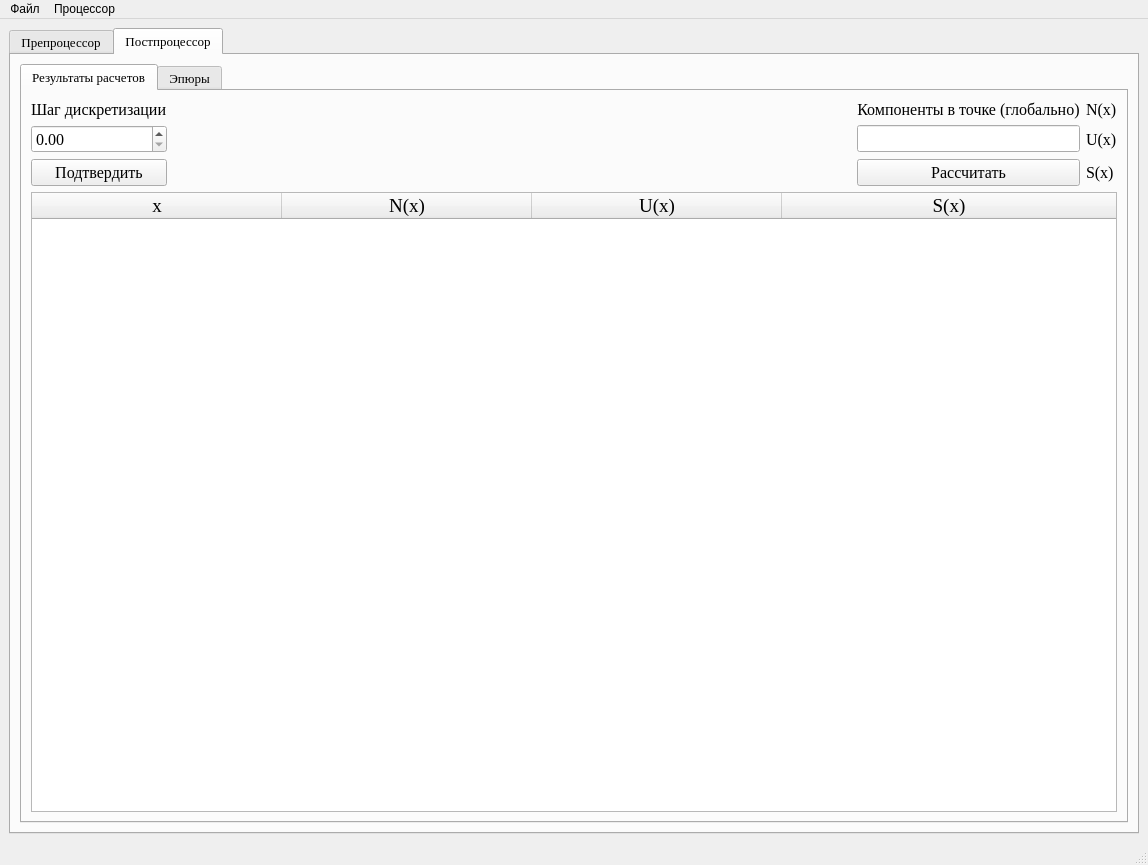
Klemma/SAPR, file gui.ui: the form before one commit.
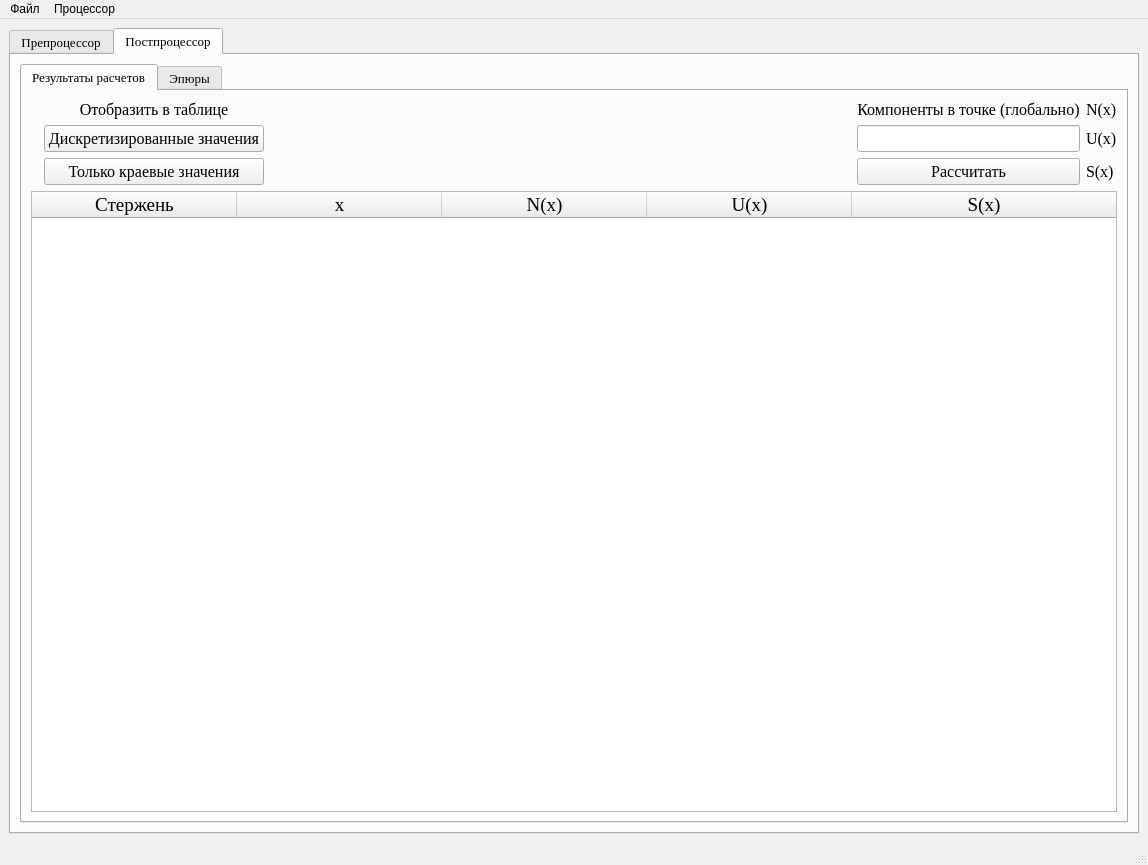
The form after the commit. The open tabs and pages were chosen to show the change. Icons and pictures are not drawn. Custom widgets are drawn as their Qt base class.

```diff
--- a/gui.ui
+++ b/gui.ui
@@ -344,43 +344,90 @@
               <string>Результаты расчетов</string>
              </attribute>
              <layout class="QGridLayout" name="gridLayout_7">
-              <item row="2" column="0">
-               <widget class="QPushButton" name="confirm_btn">
-                <property name="font">
-                 <font>
-                  <family>Times New Roman</family>
-                  <pointsize>12</pointsize>
-                 </font>
+              <item row="3" column="0" colspan="5">
+               <widget class="QTableWidget" name="calculations_table">
+                <property name="enabled">
+                 <bool>true</bool>
                 </property>
-                <property name="text">
-                 <string>Подтвердить</string>
-                </property>
-               </widget>
-              </item>
-              <item row="0" column="0">
-               <widget class="QLabel" name="sampling_label">
                 <property name="font">
                  <font>
                   <family>Times New Roman</family>
-                  <pointsize>12</pointsize>
+                  <pointsize>14</pointsize>
                  </font>
                 </property>
-                <property name="text">
-                 <string>Шаг дискретизации</string>
-                </property>
-               </widget>
-              </item>
-              <item row="1" column="0">
-               <widget class="QDoubleSpinBox" name="sampling_spinbox">
-                <property name="font">
-                 <font>
-                  <family>Times New Roman</family>
-                  <pointsize>12</pointsize>
-                 </font>
-                </property>
+                <attribute name="horizontalHeaderDefaultSectionSize">
+                 <number>205</number>
+                </attribute>
+                <attribute name="horizontalHeaderStretchLastSection">
+                 <bool>true</bool>
+                </attribute>
+                <column>
+                 <property name="text">
+                  <string>Стержень</string>
+                 </property>
+                </column>
+                <column>
+                 <property name="text">
+                  <string>x</string>
+                 </property>
+                </column>
+                <column>
+                 <property name="text">
+                  <string>N(x)</string>
+                 </property>
+                </column>
+                <column>
+                 <property name="text">
+                  <string>U(x)</string>
+                 </property>
+                </column>
+                <column>
+                 <property name="text">
+                  <string>S(x)</string>
+                 </property>
+                </column>
                </widget>
               </item>
               <item row="1" column="1">
+               <widget class="QPushButton" name="discrete_values_btn">
+                <property name="font">
+                 <font>
+                  <pointsize>12</pointsize>
+                 </font>
+                </property>
+                <property name="text">
+                 <string>Дискретизированные значения</string>
+                </property>
+               </widget>
+              </item>
+              <item row="2" column="1">
+               <widget class="QPushButton" name="extreme_values_btn">
+                <property name="font">
+                 <font>
+                  <pointsize>12</pointsize>
+                 </font>
+                </property>
+                <property name="text">
+                 <string>Только краевые значения</string>
+                </property>
+               </widget>
+              </item>
+              <item row="0" column="1">
+               <widget class="QLabel" name="table_label">
+                <property name="font">
+                 <font>
+                  <pointsize>12</pointsize>
+                 </font>
+                </property>
+                <property name="text">
+                 <string>Отобразить в таблице</string>
+                </property>
+                <property name="alignment">
+                 <set>Qt::AlignCenter</set>
+                </property>
+               </widget>
+              </item>
+              <item row="1" column="2">
                <spacer name="horizontalSpacer">
                 <property name="orientation">
                  <enum>Qt::Horizontal</enum>
@@ -393,8 +440,8 @@
                 </property>
                </spacer>
               </item>
-              <item row="2" column="2">
-               <widget class="QPushButton" name="calculate_section_btn">
+              <item row="2" column="3">
+               <widget class="QPushButton" name="compute_section_btn">
                 <property name="font">
                  <font>
                   <family>Times New Roman</family>
@@ -406,7 +453,22 @@
                 </property>
                </widget>
               </item>
-              <item row="1" column="2">
+              <item row="0" column="3">
+               <widget class="QLabel" name="section_label">
+                <property name="font">
+                 <font>
+                  <pointsize>12</pointsize>
+                 </font>
+                </property>
+                <property name="text">
+                 <string>Компоненты в точке (глобально)</string>
+                </property>
+                <property name="alignment">
+                 <set>Qt::AlignCenter</set>
+                </property>
+               </widget>
+              </item>
+              <item row="1" column="3">
                <widget class="QLineEdit" name="section_input">
                 <property name="sizePolicy">
                  <sizepolicy hsizetype="Preferred" vsizetype="Fixed">
@@ -419,24 +481,12 @@
                   <pointsize>12</pointsize>
                  </font>
                 </property>
-               </widget>
-              </item>
-              <item row="0" column="2">
-               <widget class="QLabel" name="section_label">
-                <property name="font">
-                 <font>
-                  <pointsize>12</pointsize>
-                 </font>
-                </property>
-                <property name="text">
-                 <string>Компоненты в точке (глобально)</string>
-                </property>
                 <property name="alignment">
                  <set>Qt::AlignCenter</set>
                 </property>
                </widget>
               </item>
-              <item row="0" column="3">
+              <item row="0" column="4">
                <widget class="QLabel" name="Nx_section_label">
                 <property name="font">
                  <font>
@@ -448,7 +498,7 @@
                 </property>
                </widget>
               </item>
-              <item row="1" column="3">
+              <item row="1" column="4">
                <widget class="QLabel" name="Ux_section_label">
                 <property name="font">
                  <font>
@@ -460,7 +510,7 @@
                 </property>
                </widget>
               </item>
-              <item row="2" column="3">
+              <item row="2" column="4">
                <widget class="QLabel" name="Sx_section_label">
                 <property name="font">
                  <font>
@@ -472,43 +522,17 @@
                 </property>
                </widget>
               </item>
-              <item row="3" column="0" colspan="4">
-               <widget class="QTableWidget" name="calculations_table">
-                <property name="enabled">
-                 <bool>true</bool>
+              <item row="0" column="0" rowspan="3">
+               <widget class="QLabel" name="paimon_label">
+                <property name="text">
+                 <string/>
                 </property>
-                <property name="font">
-                 <font>
-                  <family>Times New Roman</family>
-                  <pointsize>14</pointsize>
-                 </font>
+                <property name="pixmap">
+                 <pixmap>paimon.png</pixmap>
                 </property>
-                <attribute name="horizontalHeaderDefaultSectionSize">
-                 <number>250</number>
-                </attribute>
-                <attribute name="horizontalHeaderStretchLastSection">
-                 <bool>true</bool>
-                </attribute>
-                <column>
-                 <property name="text">
-                  <string>x</string>
-                 </property>
-                </column>
-                <column>
-                 <property name="text">
-                  <string>N(x)</string>
-                 </property>
-                </column>
-                <column>
-                 <property name="text">
-                  <string>U(x)</string>
-                 </property>
-                </column>
-                <column>
-                 <property name="text">
-                  <string>S(x)</string>
-                 </property>
-                </column>
+                <property name="alignment">
+                 <set>Qt::AlignCenter</set>
+                </property>
                </widget>
               </item>
              </layout>
@@ -576,7 +600,7 @@
     <property name="title">
      <string>Процессор</string>
     </property>
-    <addaction name="calculate_action"/>
+    <addaction name="compute_action"/>
    </widget>
    <addaction name="file_menu"/>
    <addaction name="processor_menu"/>
@@ -597,7 +621,7 @@
     <string>Сохранить как</string>
    </property>
   </action>
-  <action name="calculate_action">
+  <action name="compute_action">
    <property name="text">
     <string>Провести расчет</string>
    </property>
```
